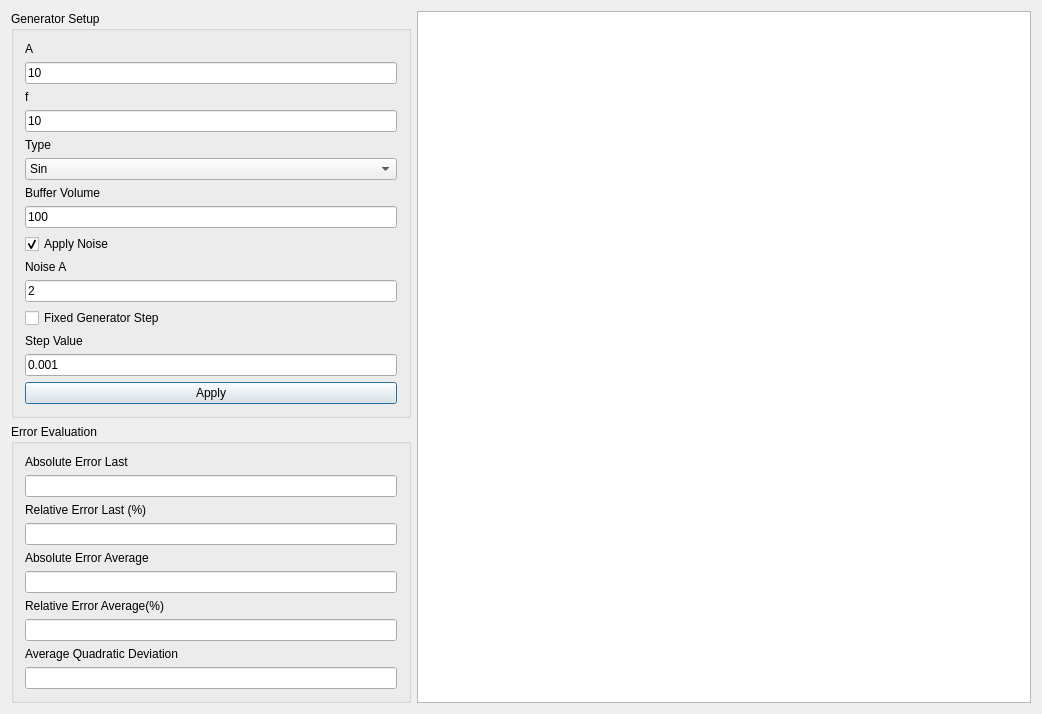
Rastrelly/cppQTFilterApp, file cppQTFilterApp/cppQTFilterApp.ui: the form before one commit.
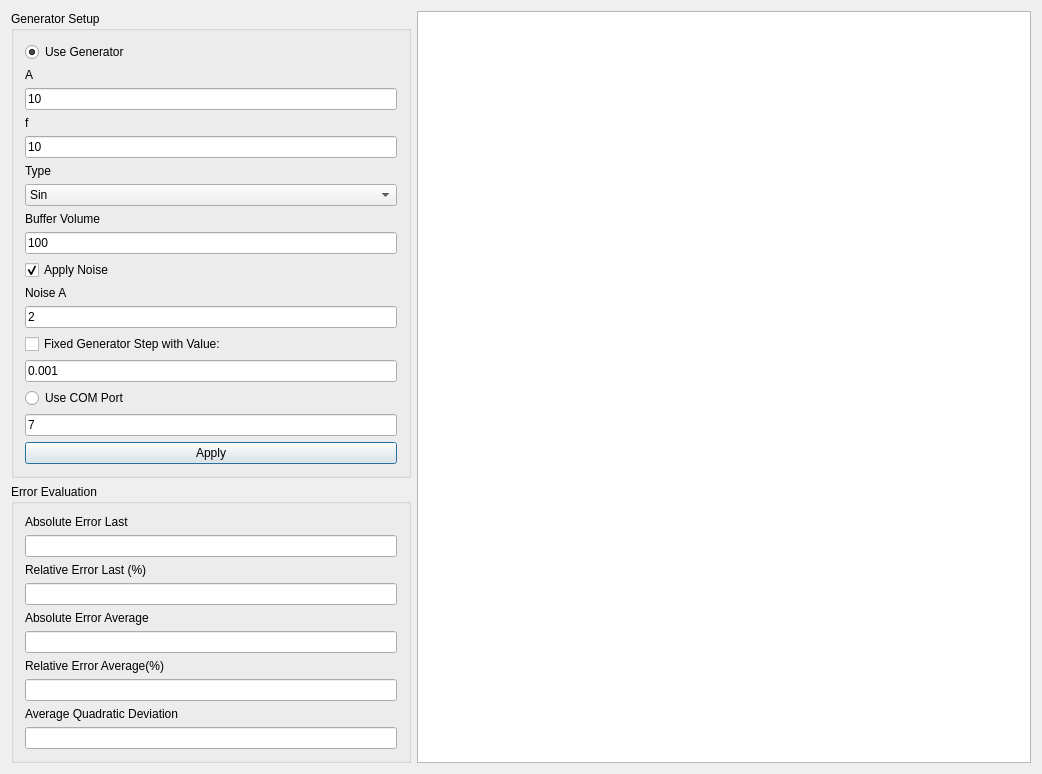
The form after the commit. Custom widgets are drawn as their Qt base class.

Commit message: added COM port support via ceSerial solution

What changed in the file:
```diff
--- a/cppQTFilterApp/cppQTFilterApp.ui
+++ b/cppQTFilterApp/cppQTFilterApp.ui
@@ -7,7 +7,7 @@
     <x>0</x>
     <y>0</y>
     <width>1042</width>
-    <height>693</height>
+    <height>728</height>
    </rect>
   </property>
   <property name="focusPolicy">
@@ -73,6 +73,16 @@
          <layout class="QGridLayout" name="gridLayout_2">
           <item row="0" column="0">
            <layout class="QVBoxLayout" name="verticalLayout_3">
+            <item>
+             <widget class="QRadioButton" name="rbUseGen">
+              <property name="text">
+               <string>Use Generator</string>
+              </property>
+              <property name="checked">
+               <bool>true</bool>
+              </property>
+             </widget>
+            </item>
             <item>
              <widget class="QLabel" name="label">
               <property name="text">
@@ -168,14 +178,7 @@
             <item>
              <widget class="QCheckBox" name="chFixedStep">
               <property name="text">
-               <string>Fixed Generator Step</string>
-              </property>
-             </widget>
-            </item>
-            <item>
-             <widget class="QLabel" name="label_4">
-              <property name="text">
-               <string>Step Value</string>
+               <string>Fixed Generator Step with Value:</string>
               </property>
              </widget>
             </item>
@@ -186,6 +189,20 @@
               </property>
              </widget>
             </item>
+            <item>
+             <widget class="QRadioButton" name="rbUsePort">
+              <property name="text">
+               <string>Use COM Port</string>
+              </property>
+             </widget>
+            </item>
+            <item>
+             <widget class="QLineEdit" name="lePortNo">
+              <property name="text">
+               <string>7</string>
+              </property>
+             </widget>
+            </item>
             <item>
              <widget class="QPushButton" name="btnApplyGeneratorSettings">
               <property name="text">
```
The commit also changes 9 other files.
